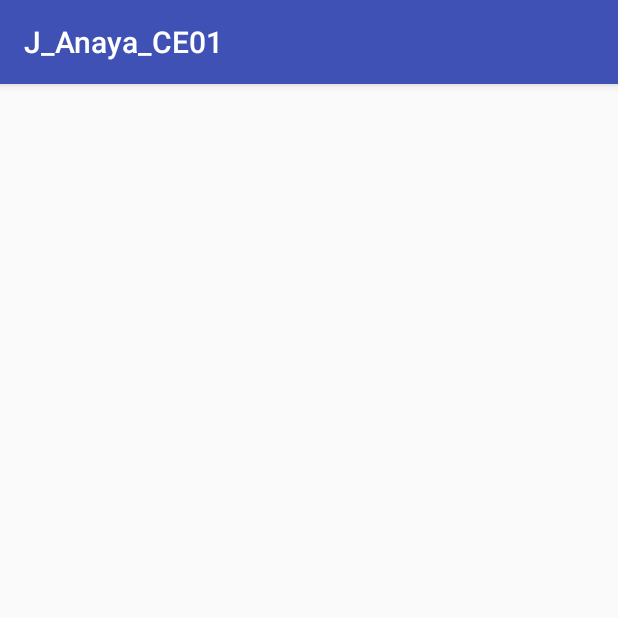
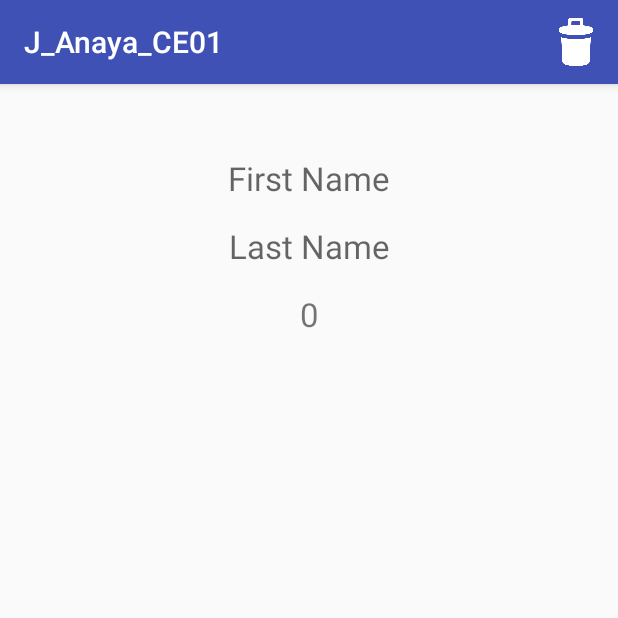
Before and after one commit to paixols/Android-Essentials, an Android app: the DetailActivity screen opened directly, with no data from a screen before it, on a phone screen of 412 x 824 dp, the top half of it. Run offline under Robolectric (Android 15) with nearby library versions, the phone set to English and light mode, and no system bars.

Commit message:
Lab 1
Almost Finished.
Missing the deletion & Testing with other applications.

```diff
--- /dev/null
+++ b/J_Anaya_CE01/app/src/main/java/fullsail/paix/com/j_anaya_ce01/Detail/DeleteRecord.java
@@ -0,0 +1,11 @@
+// Juan Anaya
+// MDF3 - CE01
+// DeleteRecord
+
+package fullsail.paix.com.j_anaya_ce01.Detail;
+import fullsail.paix.com.j_anaya_ce01.DataModel.Person;
+
+public interface DeleteRecord {
+    //On Delete Record
+    void onDeleteRecord(Person person);
+}
--- a/J_Anaya_CE01/app/src/main/java/fullsail/paix/com/j_anaya_ce01/Detail/DetailActivity.java
+++ b/J_Anaya_CE01/app/src/main/java/fullsail/paix/com/j_anaya_ce01/Detail/DetailActivity.java
@@ -1,15 +1,84 @@
+// Juan Anaya
+// MDF3 - CE01
+// DetailActivity
 package fullsail.paix.com.j_anaya_ce01.Detail;
 
+import android.content.BroadcastReceiver;
+import android.content.Context;
+import android.content.Intent;
+import android.content.IntentFilter;
 import android.support.v7.app.AppCompatActivity;
 import android.os.Bundle;
 
+import fullsail.paix.com.j_anaya_ce01.DataModel.Person;
+import fullsail.paix.com.j_anaya_ce01.List.ListActivity;
 import fullsail.paix.com.j_anaya_ce01.R;
+import fullsail.paix.com.j_anaya_ce01.Receivers.SaveDeleteReceiver;
 
-public class DetailActivity extends AppCompatActivity {
+public class DetailActivity extends AppCompatActivity implements DeleteRecord {
 
+    //TAG
+    private static final String TAG = "DetailActivity";
+    //Person
+    Person mPerson;
+    //Broadcast Receiver
+    UpdateReceiver mReceiver;
+
+
+    /*LifeCycle*/
     @Override
     protected void onCreate(Bundle savedInstanceState) {
         super.onCreate(savedInstanceState);
         setContentView(R.layout.activity_detail);
+        //Get info to display
+        Intent intent = getIntent();
+        String firstName = intent.getStringExtra(ListActivity.EXTRA_FIRST_NAME);
+        String lastName = intent.getStringExtra(ListActivity.EXTRA_LAST_NAME);
+        int age = intent.getIntExtra(ListActivity.EXTRA_AGE, 0);
+        //Create new person
+        mPerson = new Person(firstName, lastName, age);
+        //Set Fragment
+        DetailFragment detailFragment = DetailFragment.newInstanceOf(mPerson);
+        getSupportFragmentManager().beginTransaction().replace(R.id.FrameLayout_Detail_FragmentHolder
+                , detailFragment).commit();
     }
+
+    @Override
+    protected void onResume() {
+        super.onResume();
+        //Update Receiver Registration & Filter
+        mReceiver = new UpdateReceiver();
+        IntentFilter filter = new IntentFilter();
+        filter.addAction(SaveDeleteReceiver.ACTION_UPDATE_LIST);
+        registerReceiver(mReceiver, filter);
+    }
+
+    @Override
+    protected void onPause() {
+        super.onPause();
+        //Update Receiver Un-registration
+        unregisterReceiver(mReceiver);
+    }
+
+    /*Interface*/
+    @Override
+    public void onDeleteRecord(Person person) {
+        //Send Broadcast with data to be saved
+        Intent intent = new Intent(SaveDeleteReceiver.ACTION_DELETE_DATA);
+        intent.putExtra(ListActivity.EXTRA_FIRST_NAME, person.getFirstName());
+        intent.putExtra(ListActivity.EXTRA_LAST_NAME, person.getLastName());
+        intent.putExtra(ListActivity.EXTRA_AGE, person.getAge());
+        sendBroadcast(intent);
+    }
+
+    /*Broadcast Receiver*/
+    private class UpdateReceiver extends BroadcastReceiver {
+        @Override
+        public void onReceive(Context context, Intent intent) {
+            //Transition back to List Activity
+            finish();
+        }
+    }
+
+
 }
--- /dev/null
+++ b/J_Anaya_CE01/app/src/main/java/fullsail/paix/com/j_anaya_ce01/Detail/DetailFragment.java
@@ -0,0 +1,128 @@
+// Juan Anaya
+// MDF3 - CE01
+// DetailFragment
+package fullsail.paix.com.j_anaya_ce01.Detail;
+
+import android.content.Context;
+import android.os.Bundle;
+import android.support.annotation.Nullable;
+import android.support.v4.app.Fragment;
+import android.util.Log;
+import android.view.LayoutInflater;
+import android.view.Menu;
+import android.view.MenuInflater;
+import android.view.MenuItem;
+import android.view.View;
+import android.view.ViewGroup;
+import android.widget.TextView;
+import android.widget.Toast;
+
+import fullsail.paix.com.j_anaya_ce01.DataModel.Person;
+import fullsail.paix.com.j_anaya_ce01.R;
+
+public class DetailFragment extends Fragment {
+
+    //TAG
+    private static final String TAG = "DetailFragment";
+    //Interface
+    DeleteRecord listener;
+    //Record Properties
+    String mFirstName;
+    String mLastName;
+    int mAge;
+    Person mPerson;
+    //UI Properties
+    TextView mFristNameTextView;
+    TextView mLastNameTextView;
+    TextView mAgeTextView;
+
+    //Instance Constructor
+    public static DetailFragment newInstanceOf(Person person) {
+        //New Instance
+        DetailFragment detailFragment = new DetailFragment();
+        Bundle arguments = new Bundle();
+        arguments.putSerializable("person_key", person);
+        detailFragment.setArguments(arguments);
+        return detailFragment;
+    }
+
+    /*LifeCycle*/
+    @Override
+    public void onAttach(Context context) {
+        super.onAttach(context);
+        if (context instanceof DeleteRecord) {
+            listener = (DeleteRecord) context;
+        } else {
+            throw new IllegalArgumentException("Please Add Detail Form Interface");
+        }
+    }
+
+    @Override
+    public void onCreate(@Nullable Bundle savedInstanceState) {
+        super.onCreate(savedInstanceState);
+        setHasOptionsMenu(true);
+        //Handle Bundle info
+        Bundle arguments = getArguments();
+        if (arguments != null) {
+            handleArguments(arguments);
+        }
+    }
+
+    @Nullable
+    @Override
+    public View onCreateView(LayoutInflater inflater, @Nullable ViewGroup container, @Nullable Bundle savedInstanceState) {
+        super.onCreateView(inflater, container, savedInstanceState);
+        //Set Custom View
+        View detailView = inflater.inflate(R.layout.fragment_detail, container, false);
+        //Declare User Interface
+        mFristNameTextView = (TextView) detailView.findViewById(R.id.TextView_Detail_FirstName);
+        mLastNameTextView = (TextView) detailView.findViewById(R.id.TextView_Detail_LastName);
+        mAgeTextView = (TextView) detailView.findViewById(R.id.TextView_Detail_Age);
+        //Set Info (If no info available , it's handled before in OnCreate)
+        mFristNameTextView.setText(mFirstName);
+        mLastNameTextView.setText(mLastName);
+        mAgeTextView.setText(String.valueOf(mAge));
+
+        return detailView;
+    }
+
+    /*Menu*/
+    @Override
+    public void onCreateOptionsMenu(Menu menu, MenuInflater inflater) {
+        inflater.inflate(R.menu.menu_detail, menu);
+    }
+
+    @Override
+    public boolean onOptionsItemSelected(MenuItem item) {
+        switch (item.getItemId()) {
+            case R.id.menu_delete:
+                //Send record to be deleted to the Detail Activity
+                if (mPerson != null) {
+                    listener.onDeleteRecord(mPerson);
+                    //Dev
+                    Log.i(TAG, "onOptionsItemSelected: " + "Delete Record");
+                    return true;
+                }
+                //If there is nothing to delete
+                Toast.makeText(getContext(), "Nothing to Delete", Toast.LENGTH_SHORT).show();
+                return false;
+        }
+        return false;
+    }
+
+    /*Custom Argument Handling*/
+    private void handleArguments(Bundle arguments) {
+        //Person
+        mPerson = (Person) arguments.getSerializable("person_key");
+        //Get Data
+        if (mPerson != null) {
+            mFirstName = mPerson.getFirstName();
+            mLastName = mPerson.getLastName();
+            mAge = mPerson.getAge();
+        } else {
+            mFirstName = "Not Available";
+            mLastName = "Not Available";
+            mAge = 0;
+        }
+    }
+}
--- a/J_Anaya_CE01/app/src/main/java/fullsail/paix/com/j_anaya_ce01/Form/FormActivity.java
+++ b/J_Anaya_CE01/app/src/main/java/fullsail/paix/com/j_anaya_ce01/Form/FormActivity.java
@@ -3,11 +3,15 @@
 // FormActivity
 package fullsail.paix.com.j_anaya_ce01.Form;
 
+import android.content.BroadcastReceiver;
+import android.content.Context;
 import android.content.Intent;
+import android.content.IntentFilter;
 import android.support.v7.app.AppCompatActivity;
 import android.os.Bundle;
 
 import fullsail.paix.com.j_anaya_ce01.DataModel.Person;
+import fullsail.paix.com.j_anaya_ce01.List.ContentListFragment;
 import fullsail.paix.com.j_anaya_ce01.List.ListActivity;
 import fullsail.paix.com.j_anaya_ce01.R;
 import fullsail.paix.com.j_anaya_ce01.Receivers.SaveDeleteReceiver;
@@ -16,6 +20,8 @@ public class FormActivity extends AppCompatActivity implements SaveForm {
 
     //TAG
     private static final String TAG = "FormActivity";
+    //Broadcast Receiver
+    UpdateReceiver mReceiver;
 
     /*LifeCycle*/
     @Override
@@ -28,7 +34,24 @@ public class FormActivity extends AppCompatActivity implements SaveForm {
                 formFragment).commit();
     }
 
+    @Override
+    protected void onResume() {
+        super.onResume();
+        //Update Receiver Registration & Filter
+        mReceiver = new UpdateReceiver();
+        IntentFilter filter = new IntentFilter();
+        filter.addAction(SaveDeleteReceiver.ACTION_UPDATE_LIST);
+        registerReceiver(mReceiver, filter);
+    }
 
+    @Override
+    protected void onPause() {
+        super.onPause();
+        //Update Receiver Un-registration
+        unregisterReceiver(mReceiver);
+    }
+
+    /*Form Fragment Interface*/
     @Override
     public void onSaveForm(Person person) {
         //Send Broadcast with data to be saved
@@ -37,7 +60,16 @@ public class FormActivity extends AppCompatActivity implements SaveForm {
         intent.putExtra(ListActivity.EXTRA_LAST_NAME, person.getLastName());
         intent.putExtra(ListActivity.EXTRA_AGE, person.getAge());
         sendBroadcast(intent);
-        finish();
+    }
+
+
+    /*Broadcast Receiver*/
+    private class UpdateReceiver extends BroadcastReceiver {
+        @Override
+        public void onReceive(Context context, Intent intent) {
+            //Transition back to List Activity
+            finish();
+        }
     }
 
 
--- a/J_Anaya_CE01/app/src/main/java/fullsail/paix/com/j_anaya_ce01/List/ListActivity.java
+++ b/J_Anaya_CE01/app/src/main/java/fullsail/paix/com/j_anaya_ce01/List/ListActivity.java
@@ -31,8 +31,6 @@ public class ListActivity extends AppCompatActivity implements SelectedPerson {
     public static final String EXTRA_FIRST_NAME = "com.fullsail.android.EXTRA_FIRST_NAME";
     public static final String EXTRA_LAST_NAME = "com.fullsail.android.EXTRA_LAST_NAME";
     public static final String EXTRA_AGE = "com.fullsail.android.EXTRA_AGE";
-    //Broadcast Receiver
-    UpdateReceiver mReceiver;
 
     /*Life Cycle*/
     @Override
@@ -44,23 +42,6 @@ public class ListActivity extends AppCompatActivity implements SelectedPerson {
         getSupportFragmentManager().beginTransaction().
                 replace(R.id.FrameLayout_ContentList_FragHolder, contentListFragment).commit();
 
-    }
-
-    @Override
-    protected void onResume() {
-        super.onResume();
-        //Update Receiver Registration & Filter
-        mReceiver = new UpdateReceiver();
-        IntentFilter filter = new IntentFilter();
-        filter.addAction(SaveDeleteReceiver.ACTION_UPDATE_LIST);
-        registerReceiver(mReceiver, filter);
-    }
-
-    @Override
-    protected void onPause() {
-        super.onPause();
-        //Update Receiver Un-registration
-        unregisterReceiver(mReceiver);
     }
 
     /*Menu*/
@@ -89,12 +70,16 @@ public class ListActivity extends AppCompatActivity implements SelectedPerson {
     @Override
     protected void onActivityResult(int requestCode, int resultCode, Intent data) {
         super.onActivityResult(requestCode, resultCode, data);
-        switch (requestCode) {
-            case FORM_REQUEST_CODE:
+        //switch (requestCode) {
+          //  case FORM_REQUEST_CODE:
+                //Refresh Content List Fragment to show new data
+                ContentListFragment contentListFragment = new ContentListFragment();
+                getSupportFragmentManager().beginTransaction().
+                        replace(R.id.FrameLayout_ContentList_FragHolder, contentListFragment).commit();
                 //Dev
                 Log.i(TAG, "onActivityResult: " + "Back from Form Activity");
-                return;
-        }
+          //      return;
+        //}
     }
 
     /*Interface from Content List Fragment triggered when a Cell on the list is selected*/
@@ -112,16 +97,4 @@ public class ListActivity extends AppCompatActivity implements SelectedPerson {
         }
     }
 
-    /*Broadcast Receiver*/
-    private class UpdateReceiver extends BroadcastReceiver {
-        @Override
-        public void onReceive(Context context, Intent intent) {
-            //Set new Content List Fragment
-            //Set Content List Fragment
-            ContentListFragment contentListFragment = new ContentListFragment();
-            getSupportFragmentManager().beginTransaction().
-                    replace(R.id.FrameLayout_ContentList_FragHolder, contentListFragment).commit();
-
-        }
-    }
 }
--- a/J_Anaya_CE01/app/src/main/java/fullsail/paix/com/j_anaya_ce01/Receivers/SaveDeleteReceiver.java
+++ b/J_Anaya_CE01/app/src/main/java/fullsail/paix/com/j_anaya_ce01/Receivers/SaveDeleteReceiver.java
@@ -8,7 +8,6 @@ import android.content.Context;
 import android.content.Intent;
 
 import java.util.ArrayList;
-import java.util.List;
 
 import fullsail.paix.com.j_anaya_ce01.DataModel.Person;
 import fullsail.paix.com.j_anaya_ce01.List.ListActivity;
--- a/J_Anaya_CE01/app/src/main/java/fullsail/paix/com/j_anaya_ce01/Utility/EditTextHelper.java
+++ b/J_Anaya_CE01/app/src/main/java/fullsail/paix/com/j_anaya_ce01/Utility/EditTextHelper.java
@@ -3,7 +3,10 @@
 // EditTextHelper
 package fullsail.paix.com.j_anaya_ce01.Utility;
 
+import android.os.Bundle;
 import android.widget.EditText;
+
+import fullsail.paix.com.j_anaya_ce01.DataModel.Person;
 
 public class EditTextHelper {
 
--- /dev/null
+++ b/J_Anaya_CE01/app/src/main/res/layout/fragment_detail.xml
@@ -0,0 +1,37 @@
+<?xml version="1.0" encoding="utf-8"?>
+<LinearLayout xmlns:android="http://schemas.android.com/apk/res/android"
+    android:layout_width="match_parent"
+    android:layout_height="match_parent"
+    android:layout_marginLeft="16sp"
+    android:layout_marginRight="16sp"
+    android:layout_marginTop="16sp"
+    android:orientation="vertical">
+    <!--Person Detailed Information-->
+    <!--First Name-->
+    <TextView
+        android:id="@+id/TextView_Detail_FirstName"
+        android:layout_width="match_parent"
+        android:layout_height="wrap_content"
+        android:layout_marginTop="16sp"
+        android:hint="@string/first_name"
+        android:textAlignment="center"
+        android:textSize="22sp" />
+    <!--Last Name-->
+    <TextView
+        android:id="@+id/TextView_Detail_LastName"
+        android:layout_width="match_parent"
+        android:layout_height="wrap_content"
+        android:layout_marginTop="16sp"
+        android:hint="@string/last_name"
+        android:textAlignment="center"
+        android:textSize="22sp" />
+    <!--Age-->
+    <TextView
+        android:id="@+id/TextView_Detail_Age"
+        android:layout_width="match_parent"
+        android:layout_height="wrap_content"
+        android:layout_marginTop="16sp"
+        android:hint="@string/age"
+        android:textAlignment="center"
+        android:textSize="22sp" />
+</LinearLayout>
--- /dev/null
+++ b/J_Anaya_CE01/app/src/main/res/menu/menu_detail.xml
@@ -0,0 +1,9 @@
+<?xml version="1.0" encoding="utf-8"?>
+<menu xmlns:android="http://schemas.android.com/apk/res/android"
+    xmlns:app="http://schemas.android.com/apk/res-auto">
+    <item
+        android:id="@+id/menu_delete"
+        android:icon="@drawable/delete_form"
+        android:title="@string/delete"
+        app:showAsAction="always" />
+</menu>
--- a/J_Anaya_CE01/app/src/main/res/values/strings.xml
+++ b/J_Anaya_CE01/app/src/main/res/values/strings.xml
@@ -4,4 +4,5 @@
     <string name="first_name">First Name</string>
     <string name="last_name">Last Name</string>
     <string name="age">Age</string>
+    <string name="delete">Delete</string>
 </resources>
```
Also changed, not shown: J_Anaya_CE01/app/src/main/res/drawable/delete_form.png (added).
